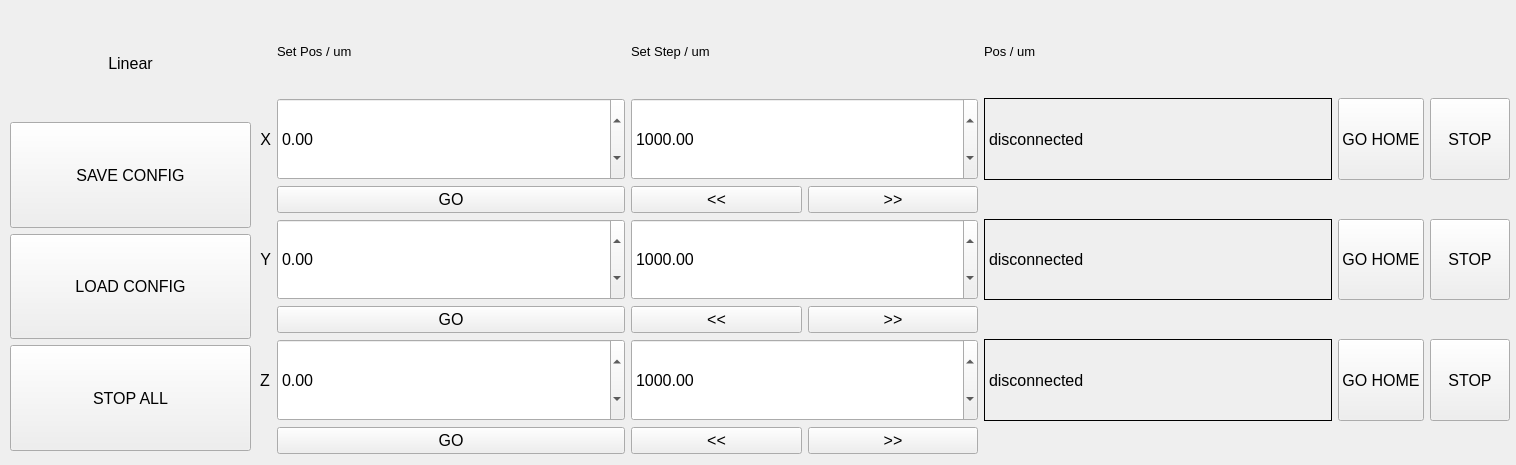
The window that Smaract/ui/l3.ui (ischebeck/ACHIP_Stage_Control) describes before a commit, drawn with Qt 5.
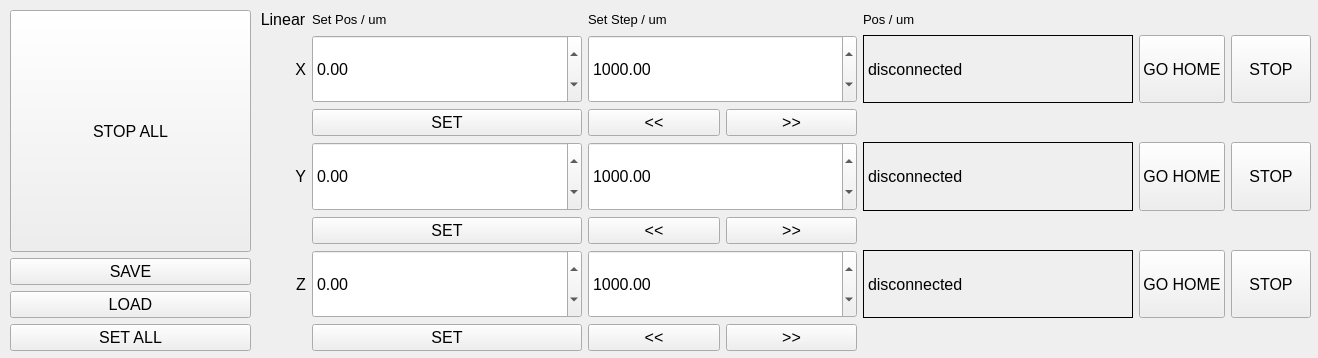
The same window after the commit.

Commit message: config storage

The edit to the form file:
```diff
--- a/Smaract/ui/l3.ui
+++ b/Smaract/ui/l3.ui
@@ -6,8 +6,8 @@
    <rect>
     <x>0</x>
     <y>0</y>
-    <width>1516</width>
-    <height>465</height>
+    <width>1318</width>
+    <height>358</height>
    </rect>
   </property>
   <property name="sizePolicy">
@@ -24,8 +24,8 @@
     <rect>
      <x>260</x>
      <y>10</y>
-     <width>1250</width>
-     <height>444</height>
+     <width>1051</width>
+     <height>341</height>
     </rect>
    </property>
    <property name="sizePolicy">
@@ -83,7 +83,7 @@
     <item row="3" column="0">
      <widget class="QLabel" name="label_8">
       <property name="sizePolicy">
-       <sizepolicy hsizetype="Fixed" vsizetype="Preferred">
+       <sizepolicy hsizetype="Preferred" vsizetype="Preferred">
         <horstretch>0</horstretch>
         <verstretch>0</verstretch>
        </sizepolicy>
@@ -136,7 +136,7 @@
     <item row="1" column="0">
      <widget class="QLabel" name="label_5">
       <property name="sizePolicy">
-       <sizepolicy hsizetype="Fixed" vsizetype="Preferred">
+       <sizepolicy hsizetype="Preferred" vsizetype="Preferred">
         <horstretch>0</horstretch>
         <verstretch>0</verstretch>
        </sizepolicy>
@@ -152,7 +152,7 @@
     <item row="0" column="2">
      <widget class="QLabel" name="label_3">
       <property name="sizePolicy">
-       <sizepolicy hsizetype="Expanding" vsizetype="Expanding">
+       <sizepolicy hsizetype="Expanding" vsizetype="Minimum">
         <horstretch>0</horstretch>
         <verstretch>0</verstretch>
        </sizepolicy>
@@ -221,14 +221,14 @@
        </font>
       </property>
       <property name="text">
-       <string>GO</string>
+       <string>SET</string>
       </property>
      </widget>
     </item>
     <item row="0" column="1">
      <widget class="QLabel" name="label_2">
       <property name="sizePolicy">
-       <sizepolicy hsizetype="Expanding" vsizetype="Expanding">
+       <sizepolicy hsizetype="Expanding" vsizetype="Minimum">
         <horstretch>0</horstretch>
         <verstretch>0</verstretch>
        </sizepolicy>
@@ -278,7 +278,7 @@
        </font>
       </property>
       <property name="text">
-       <string>GO</string>
+       <string>SET</string>
       </property>
      </widget>
     </item>
@@ -296,14 +296,14 @@
        </font>
       </property>
       <property name="text">
-       <string>GO</string>
+       <string>SET</string>
       </property>
      </widget>
     </item>
     <item row="0" column="3">
      <widget class="QLabel" name="label_4">
       <property name="sizePolicy">
-       <sizepolicy hsizetype="Expanding" vsizetype="Expanding">
+       <sizepolicy hsizetype="Expanding" vsizetype="Minimum">
         <horstretch>0</horstretch>
         <verstretch>0</verstretch>
        </sizepolicy>
@@ -321,7 +321,7 @@
     <item row="5" column="0">
      <widget class="QLabel" name="label_6">
       <property name="sizePolicy">
-       <sizepolicy hsizetype="Fixed" vsizetype="Expanding">
+       <sizepolicy hsizetype="Preferred" vsizetype="Expanding">
         <horstretch>0</horstretch>
         <verstretch>0</verstretch>
        </sizepolicy>
@@ -606,6 +606,27 @@
       </property>
      </widget>
     </item>
+    <item row="0" column="0">
+     <widget class="QLabel" name="labelName">
+      <property name="sizePolicy">
+       <sizepolicy hsizetype="Maximum" vsizetype="Maximum">
+        <horstretch>0</horstretch>
+        <verstretch>0</verstretch>
+       </sizepolicy>
+      </property>
+      <property name="font">
+       <font>
+        <pointsize>12</pointsize>
+       </font>
+      </property>
+      <property name="text">
+       <string>Linear</string>
+      </property>
+      <property name="alignment">
+       <set>Qt::AlignCenter</set>
+      </property>
+     </widget>
+    </item>
    </layout>
   </widget>
   <widget class="QWidget" name="verticalLayoutWidget">
@@ -614,7 +635,7 @@
      <x>10</x>
      <y>10</y>
      <width>241</width>
-     <height>441</height>
+     <height>341</height>
     </rect>
    </property>
    <property name="sizePolicy">
@@ -629,63 +650,6 @@
     </font>
    </property>
    <layout class="QVBoxLayout" name="verticalLayout">
-    <item>
-     <widget class="QLabel" name="labelName">
-      <property name="sizePolicy">
-       <sizepolicy hsizetype="Preferred" vsizetype="Expanding">
-        <horstretch>0</horstretch>
-        <verstretch>0</verstretch>
-       </sizepolicy>
-      </property>
-      <property name="font">
-       <font>
-        <pointsize>12</pointsize>
-       </font>
-      </property>
-      <property name="text">
-       <string>Linear</string>
-      </property>
-      <property name="alignment">
-       <set>Qt::AlignCenter</set>
-      </property>
-     </widget>
-    </item>
-    <item>
-     <widget class="QPushButton" name="bSave">
-      <property name="sizePolicy">
-       <sizepolicy hsizetype="Preferred" vsizetype="Expanding">
-        <horstretch>0</horstretch>
-        <verstretch>0</verstretch>
-       </sizepolicy>
-      </property>
-      <property name="font">
-       <font>
-        <pointsize>12</pointsize>
-       </font>
-      </property>
-      <property name="text">
-       <string>SAVE CONFIG</string>
-      </property>
-     </widget>
-    </item>
-    <item>
-     <widget class="QPushButton" name="bLoad">
-      <property name="sizePolicy">
-       <sizepolicy hsizetype="Preferred" vsizetype="Expanding">
-        <horstretch>0</horstretch>
-        <verstretch>0</verstretch>
-       </sizepolicy>
-      </property>
-      <property name="font">
-       <font>
-        <pointsize>12</pointsize>
-       </font>
-      </property>
-      <property name="text">
-       <string>LOAD CONFIG</string>
-      </property>
-     </widget>
-    </item>
     <item>
      <widget class="QPushButton" name="bStopAll">
       <property name="sizePolicy">
@@ -704,6 +668,55 @@
       </property>
      </widget>
     </item>
+    <item>
+     <widget class="QPushButton" name="bSave">
+      <property name="sizePolicy">
+       <sizepolicy hsizetype="Preferred" vsizetype="Maximum">
+        <horstretch>0</horstretch>
+        <verstretch>0</verstretch>
+       </sizepolicy>
+      </property>
+      <property name="font">
+       <font>
+        <pointsize>12</pointsize>
+       </font>
+      </property>
+      <property name="text">
+       <string>SAVE</string>
+      </property>
+     </widget>
+    </item>
+    <item>
+     <widget class="QPushButton" name="bLoad">
+      <property name="sizePolicy">
+       <sizepolicy hsizetype="Preferred" vsizetype="Maximum">
+        <horstretch>0</horstretch>
+        <verstretch>0</verstretch>
+       </sizepolicy>
+      </property>
+      <property name="font">
+       <font>
+        <pointsize>12</pointsize>
+       </font>
+      </property>
+      <property name="text">
+       <string>LOAD</string>
+      </property>
+     </widget>
+    </item>
+    <item>
+     <widget class="QPushButton" name="bSetAll">
+      <property name="sizePolicy">
+       <sizepolicy hsizetype="Preferred" vsizetype="Maximum">
+        <horstretch>0</horstretch>
+        <verstretch>0</verstretch>
+       </sizepolicy>
+      </property>
+      <property name="text">
+       <string>SET ALL</string>
+      </property>
+     </widget>
+    </item>
    </layout>
   </widget>
  </widget>
```
The commit also changes 8 other files.
